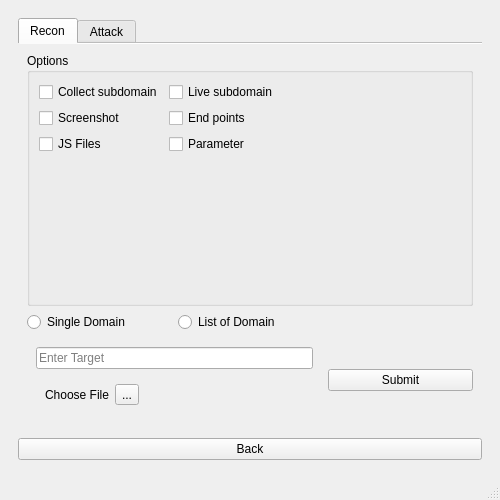
Old version of the form design.ui in the repository Graduti0n-Pr0ject/pen-testing-Program.
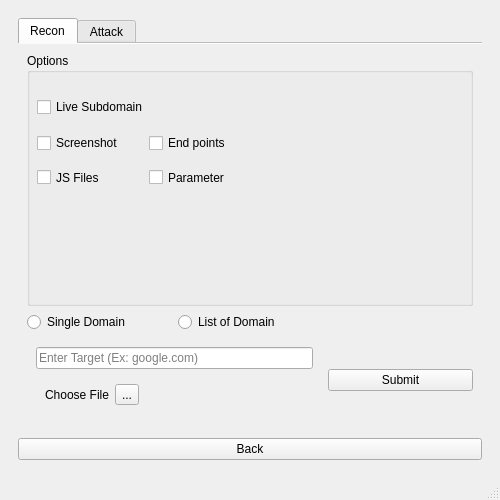
New version of the form. Icons and pictures are not drawn.

```diff
--- a/design.ui
+++ b/design.ui
@@ -233,69 +233,90 @@
             <string>Recon</string>
            </attribute>
            <layout class="QGridLayout" name="gridLayout_3">
-            <item row="1" column="0">
-             <widget class="QRadioButton" name="singleRadio">
-              <property name="text">
-               <string>Single Domain</string>
-              </property>
-             </widget>
-            </item>
-            <item row="1" column="1" colspan="2">
-             <widget class="QRadioButton" name="listRadio">
-              <property name="text">
-               <string>List of Domain</string>
-              </property>
-             </widget>
-            </item>
             <item row="0" column="0" colspan="3">
              <widget class="QGroupBox" name="groupBox">
               <property name="title">
                <string>Options</string>
               </property>
-              <layout class="QFormLayout" name="formLayout">
-               <item row="0" column="0">
-                <widget class="QCheckBox" name="collect_subdomain">
-                 <property name="text">
-                  <string>Collect subdomain</string>
-                 </property>
-                </widget>
-               </item>
-               <item row="0" column="1">
                 <widget class="QCheckBox" name="Live_subdomain">
+               <property name="geometry">
+                <rect>
+                 <x>10</x>
+                 <y>40</y>
+                 <width>141</width>
+                 <height>28</height>
+                </rect>
+               </property>
                  <property name="text">
-                  <string>Live subdomain</string>
-                 </property>
-                </widget>
-               </item>
-               <item row="1" column="0">
+                <string>Live Subdomain</string>
+               </property>
+              </widget>
                 <widget class="QCheckBox" name="Screenshot">
+               <property name="geometry">
+                <rect>
+                 <x>10</x>
+                 <y>76</y>
+                 <width>106</width>
+                 <height>28</height>
+                </rect>
+               </property>
                  <property name="text">
                   <string>Screenshot</string>
                  </property>
                 </widget>
-               </item>
-               <item row="1" column="1">
                 <widget class="QCheckBox" name="Endpoint">
+               <property name="geometry">
+                <rect>
+                 <x>122</x>
+                 <y>76</y>
+                 <width>314</width>
+                 <height>28</height>
+                </rect>
+               </property>
                  <property name="text">
                   <string>End points</string>
                  </property>
                 </widget>
-               </item>
-               <item row="2" column="0">
                 <widget class="QCheckBox" name="Js_files">
+               <property name="geometry">
+                <rect>
+                 <x>10</x>
+                 <y>110</y>
+                 <width>74</width>
+                 <height>29</height>
+                </rect>
+               </property>
                  <property name="text">
                   <string>JS Files</string>
                  </property>
                 </widget>
-               </item>
-               <item row="2" column="1">
                 <widget class="QCheckBox" name="Parameter">
+               <property name="geometry">
+                <rect>
+                 <x>122</x>
+                 <y>110</y>
+                 <width>314</width>
+                 <height>29</height>
+                </rect>
+               </property>
                  <property name="text">
                   <string>Parameter</string>
                  </property>
                 </widget>
-               </item>
-              </layout>
+             </widget>
+            </item>
+            <item row="1" column="0">
+             <widget class="QRadioButton" name="singleRadio">
+              <property name="text">
+               <string>Single Domain</string>
+              </property>
+             </widget>
+            </item>
+            <item row="2" column="2">
+             <widget class="QPushButton" name="reconbtn">
+              <property name="text">
+               <string>Submit</string>
+              </property>
              </widget>
             </item>
             <item row="2" column="0" colspan="2">
@@ -304,7 +325,7 @@
                <item row="0" column="0">
                 <widget class="QLineEdit" name="target_line">
                  <property name="placeholderText">
-                  <string>Enter Target</string>
+                  <string>Enter Target (Ex: google.com)</string>
                  </property>
                 </widget>
                </item>
@@ -331,10 +352,10 @@
               </layout>
              </widget>
             </item>
-            <item row="2" column="2">
-             <widget class="QPushButton" name="reconbtn">
+            <item row="1" column="1" colspan="2">
+             <widget class="QRadioButton" name="listRadio">
               <property name="text">
-               <string>Submit</string>
+               <string>List of Domain</string>
               </property>
              </widget>
             </item>
```
Lines whose indentation alone changed are shown as unchanged.
